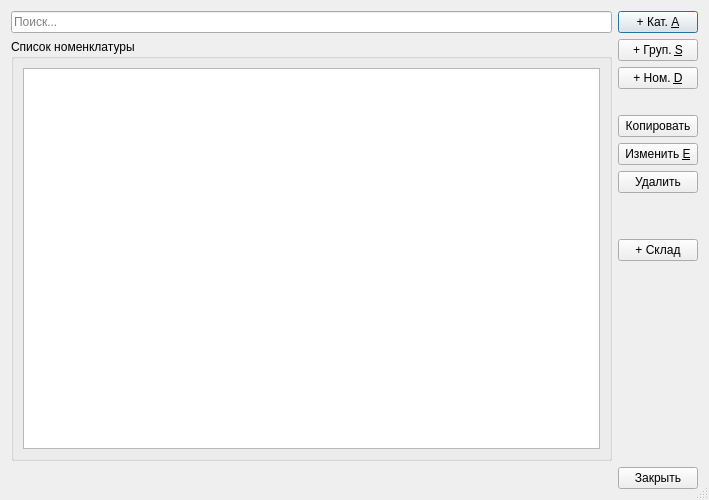
This is inventorydialog.ui in igrekus/depot as Qt 5 draws it before an edit. The edited form follows.
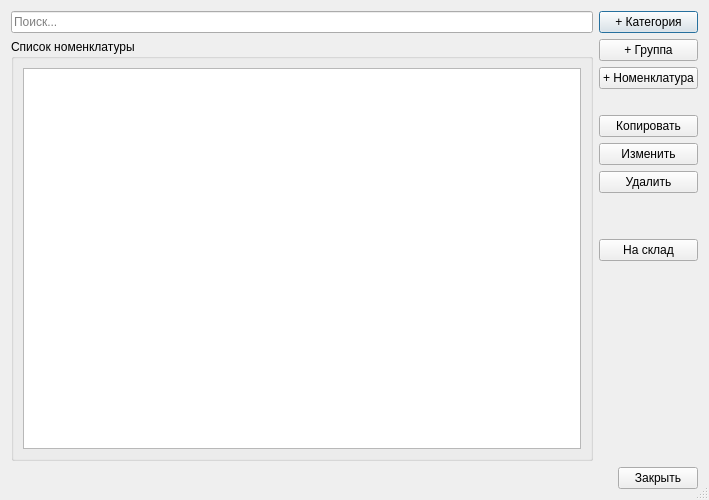
This is the edited form.

Commit message: Правки интерфейса

The edit to the form file:
```diff
--- a/inventorydialog.ui
+++ b/inventorydialog.ui
@@ -56,21 +56,21 @@
        <item>
         <widget class="QPushButton" name="btnAddCategory">
          <property name="text">
-          <string>+ Кат. &amp;A</string>
+          <string>+ Категория</string>
          </property>
         </widget>
        </item>
        <item>
         <widget class="QPushButton" name="btnAddGroup">
          <property name="text">
-          <string>+ Груп. &amp;S</string>
+          <string>+ Группа</string>
          </property>
         </widget>
        </item>
        <item>
         <widget class="QPushButton" name="btnAddInventory">
          <property name="text">
-          <string>+ Ном. &amp;D</string>
+          <string>+ Номенклатура</string>
          </property>
         </widget>
        </item>
@@ -100,7 +100,7 @@
        <item>
         <widget class="QPushButton" name="btnEdit">
          <property name="text">
-          <string>Изменить &amp;E</string>
+          <string>Изменить</string>
          </property>
         </widget>
        </item>
@@ -130,7 +130,10 @@
        <item>
         <widget class="QPushButton" name="btnRegisterStock">
          <property name="text">
-          <string>+ Склад</string>
+          <string>На склад</string>
+         </property>
+         <property name="flat">
+          <bool>false</bool>
          </property>
         </widget>
        </item>
```
The commit also changes 5 other files.
